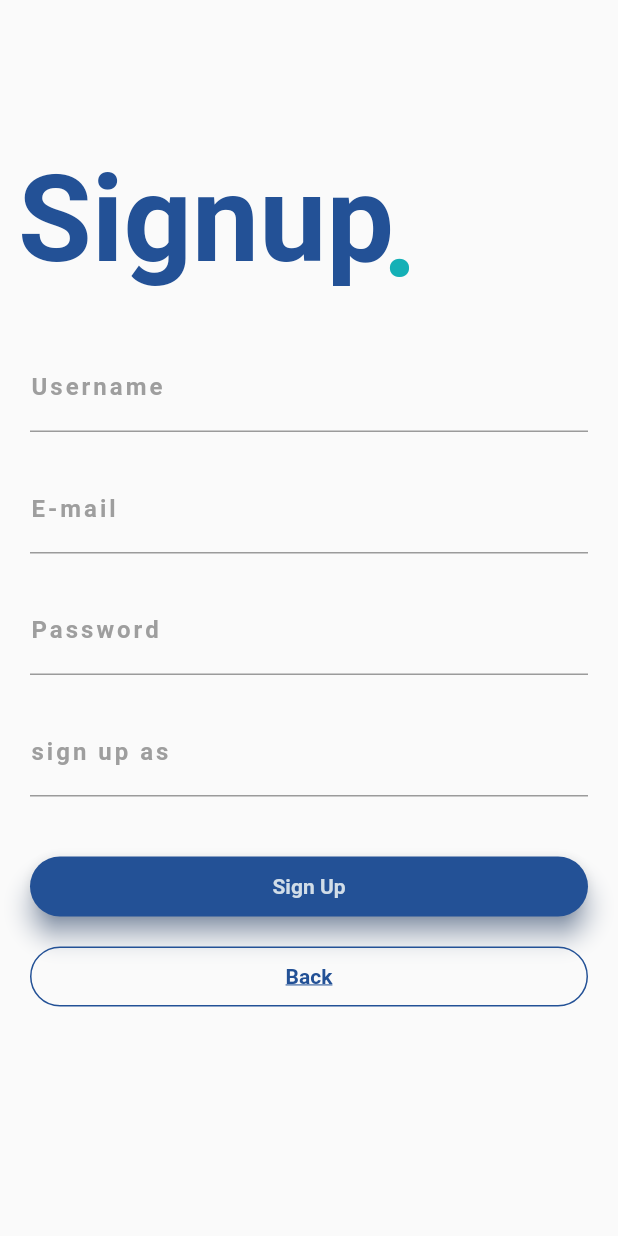
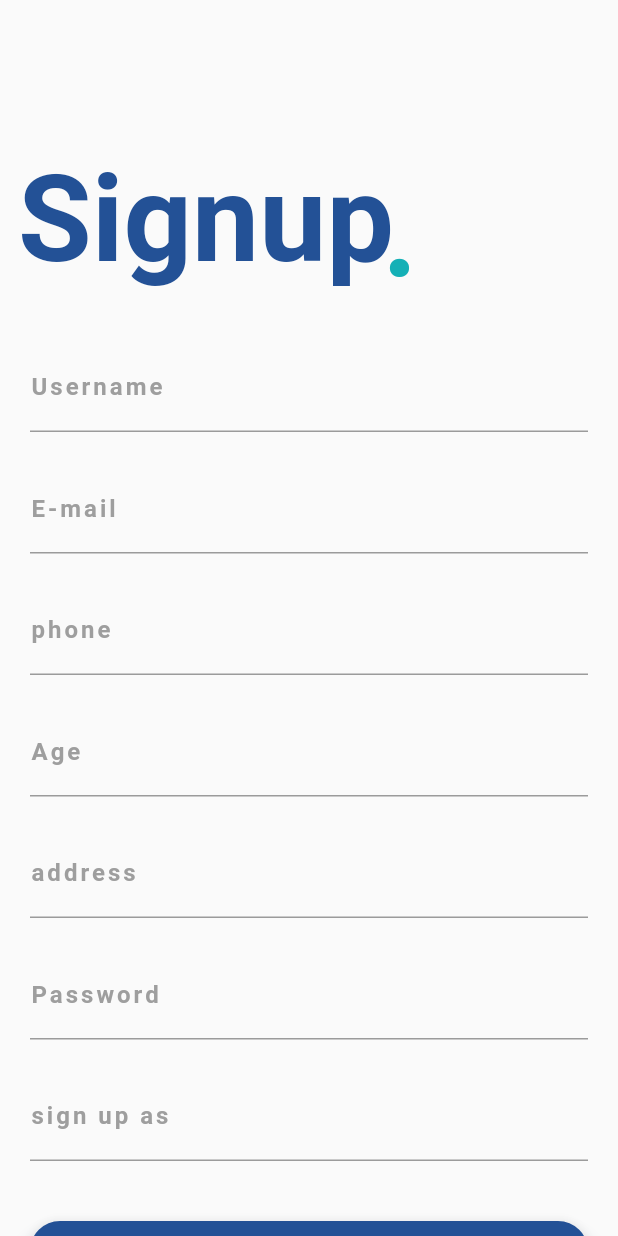
Before and after one commit to AbdelrahmanAshraf98/Software2-sprint2, a Flutter app: the SignUpPage screen opened directly, on a phone screen of 412 x 824 dp. Run offline on Flutter 3.47's test engine with Material 2 defaults, Android fonts, the phone set to English and light mode, and no system bars; our stand-ins replace cloud_firestore, firebase_auth, flutter_spinkit, font_awesome_flutter, rflutter_alert; missing offline and left inert: dart:ffi, flappy_search_bar; accounts and stored records are empty; Roboto replaces fonts that are missing (Montserrat).

Commit message:
Update signup.dart

```diff
--- a/lib/signup.dart
+++ b/lib/signup.dart
@@ -1,10 +1,12 @@
 import 'package:firebase_auth/firebase_auth.dart';
 import 'package:flutter/cupertino.dart';
 import 'package:flutter/material.dart';
+import 'package:font_awesome_flutter/font_awesome_flutter.dart';
 import 'package:pharmacyapp/Constants.dart';
 import 'package:pharmacyapp/userhome.dart';
 import 'package:pharmacyapp/welcome.dart';
 import 'package:rflutter_alert/rflutter_alert.dart';
+import 'package:cloud_firestore/cloud_firestore.dart';
 
 import 'DatabaseConnection.dart';
 import 'pharmacy_home.dart';
@@ -18,7 +20,7 @@ class SignUpPage extends StatefulWidget {
 class _SignUpPage extends State<SignUpPage> {
   final _auth = FirebaseAuth.instance;
   GlobalKey<FormState> _key = new GlobalKey();
-  String email, password, username, type;
+  String email, password, username, type , phone, age , address;
   DataBaseConnection db = new DataBaseConnection();
 
   @override
@@ -90,6 +92,54 @@ class _SignUpPage extends State<SignUpPage> {
                           SizedBox(height: 22.0),
                           TextField(
                             onChanged: (value) {
+                              phone = value;
+                            },
+                            decoration: InputDecoration(
+                                labelText: 'phone',
+                                labelStyle: TextStyle(
+                                    fontFamily: 'Montserrat',
+                                    fontWeight: FontWeight.bold,
+                                    color: Colors.grey,
+                                    letterSpacing: 2.0),
+                                focusedBorder: UnderlineInputBorder(
+                                    borderSide: BorderSide(color: P_color))),
+
+                          ),
+                          SizedBox(height: 22.0),
+                          TextField(
+                            onChanged: (value) {
+                              age= value;
+                            },
+                            decoration: InputDecoration(
+                                labelText: 'Age',
+                                labelStyle: TextStyle(
+                                    fontFamily: 'Montserrat',
+                                    fontWeight: FontWeight.bold,
+                                    color: Colors.grey,
+                                    letterSpacing: 2.0),
+                                focusedBorder: UnderlineInputBorder(
+                                    borderSide: BorderSide(color: P_color))),
+
+                          ),
+                          SizedBox(height: 22.0),
+                          TextField(
+                            onChanged: (value) {
+                              address = value;
+                            },
+                            decoration: InputDecoration(
+                                labelText: 'address',
+                                labelStyle: TextStyle(
+                                    fontFamily: 'Montserrat',
+                                    fontWeight: FontWeight.bold,
+                                    color: Colors.grey,
+                                    letterSpacing: 2.0),
+                                focusedBorder: UnderlineInputBorder(
+                                    borderSide: BorderSide(color: P_color))),
+
+                          ),
+                          SizedBox(height: 22.0),
+                          TextField(
+                            onChanged: (value) {
                               password = value;
                             },
                             decoration: InputDecoration(
@@ -130,24 +180,31 @@ class _SignUpPage extends State<SignUpPage> {
                               elevation: 7.0,
                               child: GestureDetector(
                                 onTap: () async {
-                                  if (_key.currentState.validate()) {
-                                    _key.currentState.save();
+
                                     try {
+                                      if (_key.currentState.validate()) {
+                                        _key.currentState.save();
                                       final newuser =
                                       await _auth
                                           .createUserWithEmailAndPassword(
                                           email: email, password: password);
 
-                                      if (newuser != null) {
+                                    //  if (newuser != null) {
                                         //TODO::nadef el data l tabel el user email w password w type
+                                      //  FirebaseUser user = newuser.user;
+                                      //  await Firestore.instance.collection('Users').document(user.uid).setData({ 'username': username , 'email': email , 'phone': phone, 'age':age, 'type': type });
 
-                                        print("zaki");
+
                                         db.addUser(Users(
                                           userName: username,
                                           userEmail: email,
                                           userPassword: password,
+                                          userAge: age,
+                                          userAddress: address,
+                                          userPhone: phone,
                                           userType: type.toLowerCase(),
                                         ));
+
 
                                         if (type.toLowerCase() == 'user') {
                                           Navigator.push(
@@ -166,7 +223,8 @@ class _SignUpPage extends State<SignUpPage> {
                                                 }),
                                           );
                                         }
-                                      }
+                                        }
+
                                     } catch (e) {
                                       Alert(
                                         context: context,
@@ -174,7 +232,7 @@ class _SignUpPage extends State<SignUpPage> {
                                         desc: e,
                                       ).show();
                                     }
-                                  }
+
                                 },
                                 child: Center(
                                   child: Text(
```
